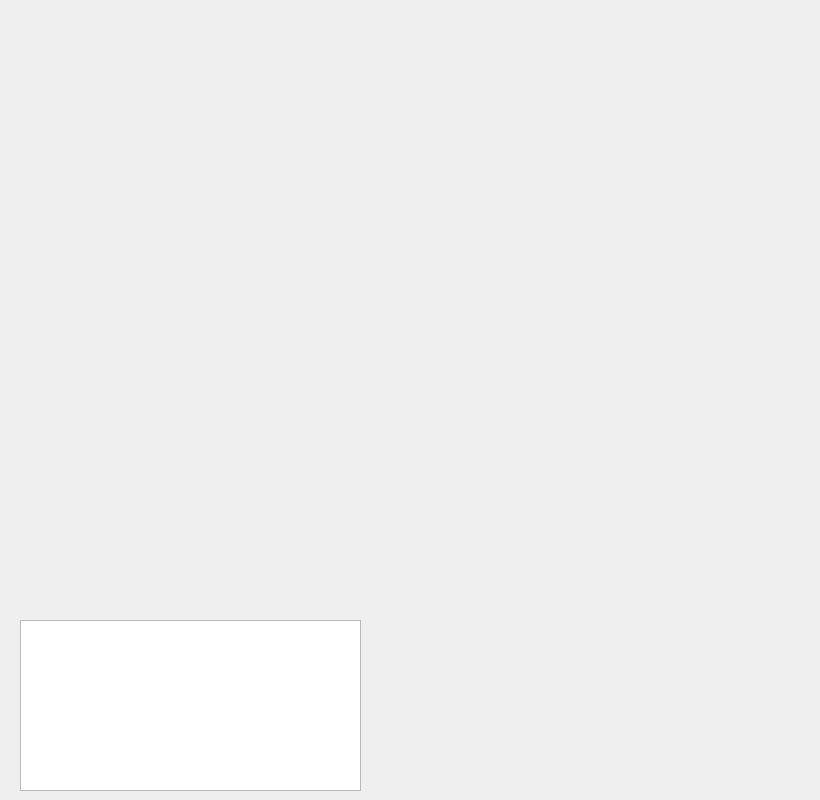
Before: the Qt Designer form viewer/grid_viewer_mainwindow.ui in nithins/mscomplex-2d, drawn with Qt 5.
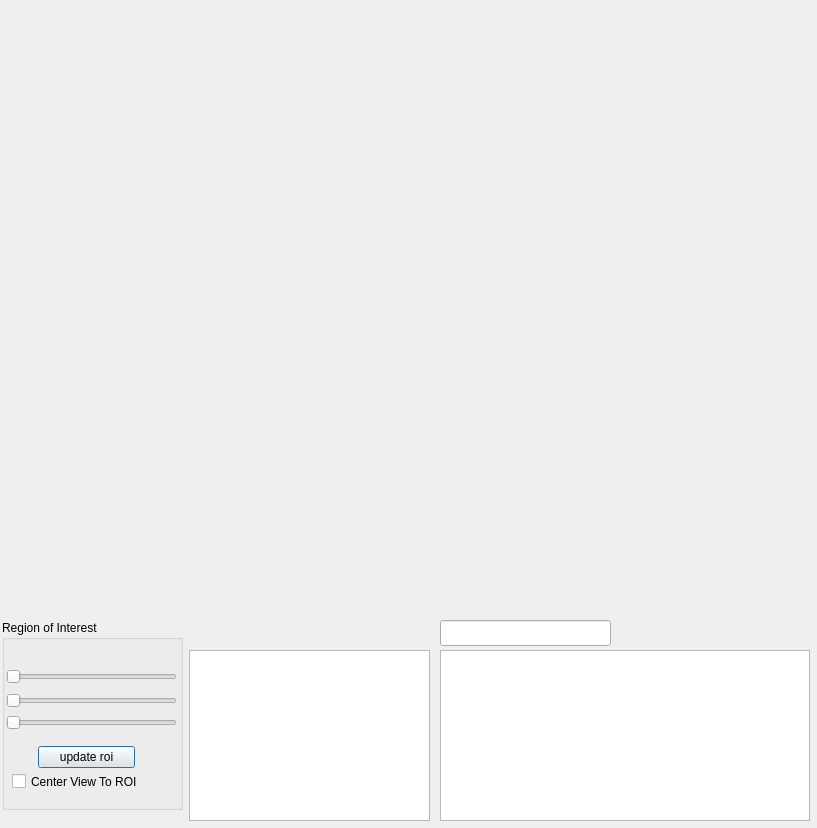
After: the same form once the commit is applied. Custom widgets are drawn as their Qt base class.

Commit message: viewer rewrite + bug fixes to compute disc contrib + misc bug fixes

Patch:
```diff
--- a/viewer/grid_viewer_mainwindow.ui
+++ b/viewer/grid_viewer_mainwindow.ui
@@ -6,8 +6,8 @@
    <rect>
     <x>0</x>
     <y>0</y>
-    <width>820</width>
-    <height>800</height>
+    <width>817</width>
+    <height>828</height>
    </rect>
   </property>
   <property name="contextMenuPolicy">
@@ -29,12 +29,12 @@
     <bool>false</bool>
    </property>
   </widget>
-  <widget class="QTreeView" name="datapiece_treeView">
+  <widget class="QTableView" name="datapiece_view">
    <property name="geometry">
     <rect>
-     <x>20</x>
-     <y>620</y>
-     <width>341</width>
+     <x>189</x>
+     <y>650</y>
+     <width>241</width>
      <height>171</height>
     </rect>
    </property>
@@ -44,8 +44,224 @@
    <property name="selectionMode">
     <enum>QAbstractItemView::ExtendedSelection</enum>
    </property>
+   <property name="selectionBehavior">
+    <enum>QAbstractItemView::SelectRows</enum>
+   </property>
+   <property name="sortingEnabled">
+    <bool>true</bool>
+   </property>
+  </widget>
+  <widget class="QTableView" name="critpt_view">
+   <property name="geometry">
+    <rect>
+     <x>440</x>
+     <y>650</y>
+     <width>370</width>
+     <height>171</height>
+    </rect>
+   </property>
+   <property name="contextMenuPolicy">
+    <enum>Qt::CustomContextMenu</enum>
+   </property>
+   <property name="alternatingRowColors">
+    <bool>true</bool>
+   </property>
+   <property name="selectionMode">
+    <enum>QAbstractItemView::ExtendedSelection</enum>
+   </property>
+   <property name="selectionBehavior">
+    <enum>QAbstractItemView::SelectRows</enum>
+   </property>
+   <property name="showGrid">
+    <bool>false</bool>
+   </property>
+   <property name="sortingEnabled">
+    <bool>true</bool>
+   </property>
+   <attribute name="horizontalHeaderCascadingSectionResizes">
+    <bool>false</bool>
+   </attribute>
+   <attribute name="horizontalHeaderDefaultSectionSize">
+    <number>100</number>
+   </attribute>
+   <attribute name="verticalHeaderVisible">
+    <bool>false</bool>
+   </attribute>
+   <attribute name="verticalHeaderCascadingSectionResizes">
+    <bool>false</bool>
+   </attribute>
+   <attribute name="verticalHeaderDefaultSectionSize">
+    <number>20</number>
+   </attribute>
+   <attribute name="verticalHeaderVisible">
+    <bool>false</bool>
+   </attribute>
+   <attribute name="verticalHeaderDefaultSectionSize">
+    <number>20</number>
+   </attribute>
+   <attribute name="horizontalHeaderCascadingSectionResizes">
+    <bool>false</bool>
+   </attribute>
+   <attribute name="verticalHeaderCascadingSectionResizes">
+    <bool>false</bool>
+   </attribute>
+   <attribute name="horizontalHeaderDefaultSectionSize">
+    <number>100</number>
+   </attribute>
+  </widget>
+  <widget class="QLineEdit" name="critpt_filter_edit">
+   <property name="enabled">
+    <bool>true</bool>
+   </property>
+   <property name="geometry">
+    <rect>
+     <x>440</x>
+     <y>620</y>
+     <width>171</width>
+     <height>26</height>
+    </rect>
+   </property>
+   <property name="text">
+    <string/>
+   </property>
+   <property name="readOnly">
+    <bool>false</bool>
+   </property>
+  </widget>
+  <widget class="QGroupBox" name="roi_groupBox">
+   <property name="geometry">
+    <rect>
+     <x>2</x>
+     <y>620</y>
+     <width>181</width>
+     <height>190</height>
+    </rect>
+   </property>
+   <property name="title">
+    <string>Region of Interest</string>
+   </property>
+   <property name="flat">
+    <bool>false</bool>
+   </property>
+   <widget class="QPushButton" name="update_roi_pushButton">
+    <property name="geometry">
+     <rect>
+      <x>36</x>
+      <y>126</y>
+      <width>97</width>
+      <height>22</height>
+     </rect>
+    </property>
+    <property name="text">
+     <string>update roi</string>
+    </property>
+   </widget>
+   <widget class="QxtSpanSlider" name="zroi_spanslider">
+    <property name="geometry">
+     <rect>
+      <x>4</x>
+      <y>92</y>
+      <width>171</width>
+      <height>21</height>
+     </rect>
+    </property>
+    <property name="orientation">
+     <enum>Qt::Horizontal</enum>
+    </property>
+    <property name="tickPosition">
+     <enum>QSlider::NoTicks</enum>
+    </property>
+    <property name="lowerValue">
+     <number>0</number>
+    </property>
+    <property name="upperValue">
+     <number>99</number>
+    </property>
+    <property name="upperPosition">
+     <number>99</number>
+    </property>
+    <property name="handleMovementMode">
+     <enum>QxtSpanSlider::NoOverlapping</enum>
+    </property>
+   </widget>
+   <widget class="QxtSpanSlider" name="yroi_spanslider">
+    <property name="geometry">
+     <rect>
+      <x>4</x>
+      <y>70</y>
+      <width>171</width>
+      <height>21</height>
+     </rect>
+    </property>
+    <property name="orientation">
+     <enum>Qt::Horizontal</enum>
+    </property>
+    <property name="tickPosition">
+     <enum>QSlider::NoTicks</enum>
+    </property>
+    <property name="lowerValue">
+     <number>0</number>
+    </property>
+    <property name="upperValue">
+     <number>99</number>
+    </property>
+    <property name="upperPosition">
+     <number>99</number>
+    </property>
+    <property name="handleMovementMode">
+     <enum>QxtSpanSlider::NoOverlapping</enum>
+    </property>
+   </widget>
+   <widget class="QxtSpanSlider" name="xroi_spanslider">
+    <property name="geometry">
+     <rect>
+      <x>4</x>
+      <y>46</y>
+      <width>171</width>
+      <height>21</height>
+     </rect>
+    </property>
+    <property name="orientation">
+     <enum>Qt::Horizontal</enum>
+    </property>
+    <property name="tickPosition">
+     <enum>QSlider::NoTicks</enum>
+    </property>
+    <property name="lowerValue">
+     <number>0</number>
+    </property>
+    <property name="upperValue">
+     <number>99</number>
+    </property>
+    <property name="upperPosition">
+     <number>99</number>
+    </property>
+    <property name="handleMovementMode">
+     <enum>QxtSpanSlider::NoOverlapping</enum>
+    </property>
+   </widget>
+   <widget class="QCheckBox" name="center_to_roi_checkBox">
+    <property name="geometry">
+     <rect>
+      <x>10</x>
+      <y>150</y>
+      <width>141</width>
+      <height>23</height>
+     </rect>
+    </property>
+    <property name="text">
+     <string>Center View To ROI</string>
+    </property>
+   </widget>
   </widget>
  </widget>
+ <customwidgets>
+  <customwidget>
+   <class>QxtSpanSlider</class>
+   <extends>QSlider</extends>
+   <header>QxtSpanSlider</header>
+  </customwidget>
+ </customwidgets>
  <resources/>
  <connections/>
 </ui>
```
The commit also changes 15 other files.
